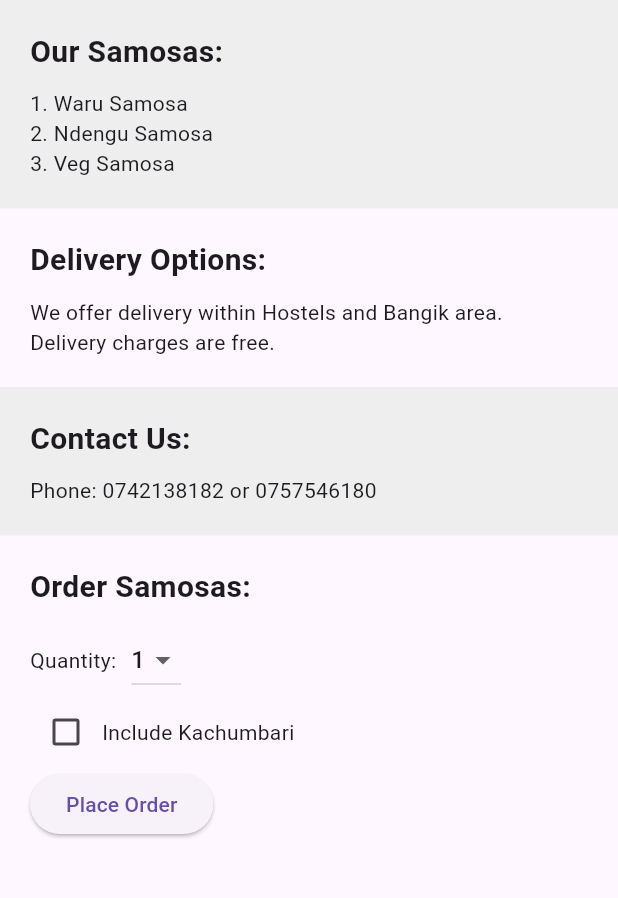
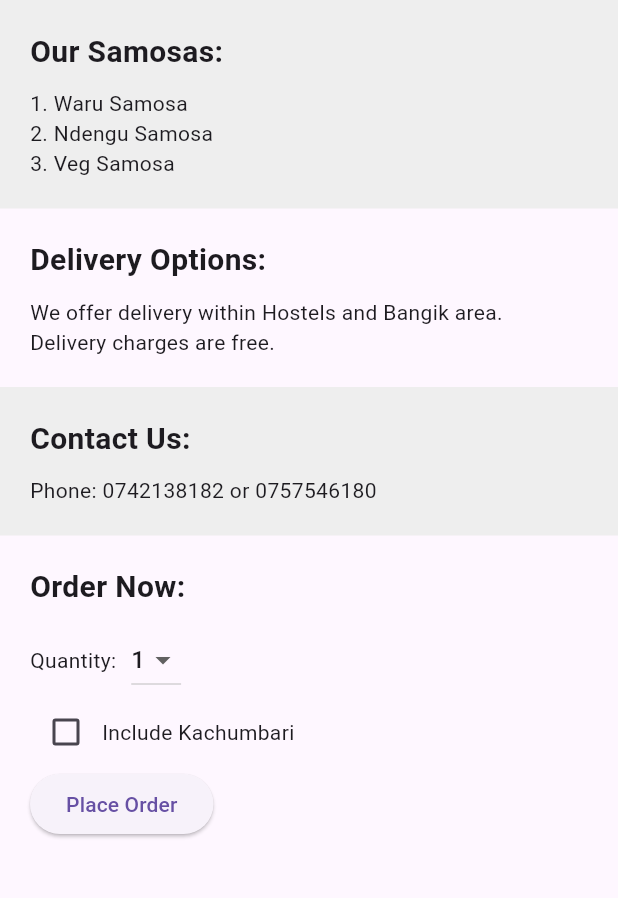
Before and after one commit to marky376/samosahaven, a Flutter app: the screen it shows after launch, on a phone screen of 412 x 824 dp, the part 213-1111 px from its top. Run offline on Flutter 3.47's test engine with Material 3 defaults, Android fonts, the phone set to English and light mode, and no system bars.

Commit message:
Update menu options and order form text

```diff
--- a/lib/main.dart
+++ b/lib/main.dart
@@ -57,15 +57,12 @@
               },
             ),
             ListTile(
-              title: Text('About Us'),
+              title: Text('Place Order'),
               onTap: () {
-                // Navigate to about us screen
-              },
-            ),
-            ListTile(
-              title: Text('Contact Us'),
-              onTap: () {
-                // Navigate to contact us screen
+                Navigator.push(
+                  context,
+                  MaterialPageRoute(builder: (context) => OrderForm()),
+                );
               },
             ),
           ],
@@ -170,7 +167,7 @@
       crossAxisAlignment: CrossAxisAlignment.start,
       children: <Widget>[
         Text(
-          'Order Samosas:',
+          'Order Now:',
           style: TextStyle(fontSize: 20.0, fontWeight: FontWeight.bold),
         ),
         SizedBox(height: 10.0),
```
